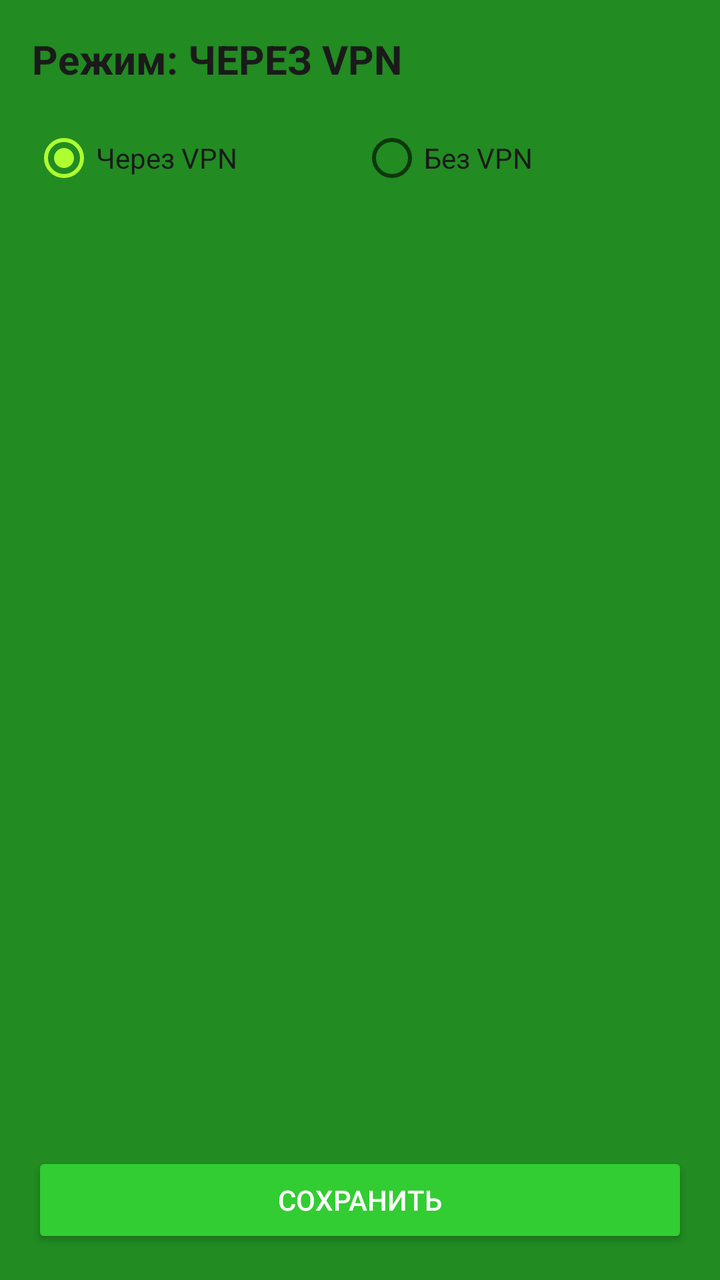
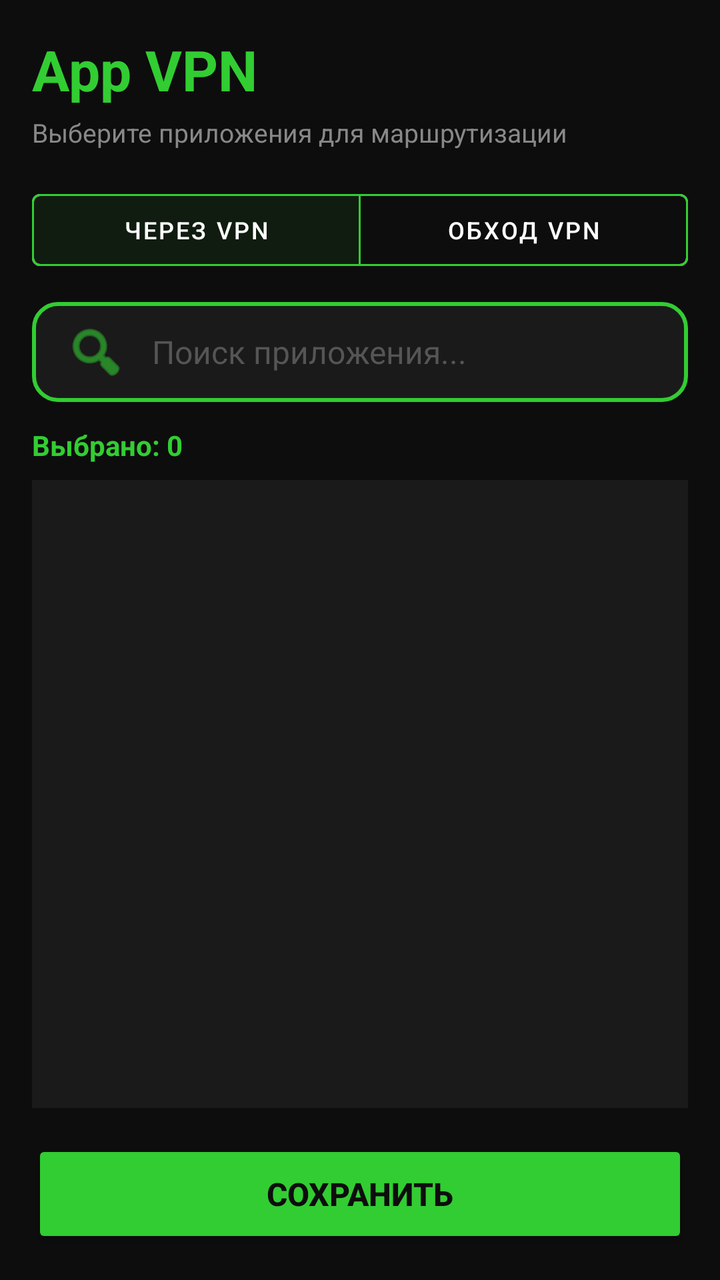

The first picture is an Android layout as it rendered before a commit; the second is the same layout after the commit. The layout source and the unified diff follow.
<!-- AndroidManifest.xml: application theme Theme.Config -->
<!-- res/layout/activity_app_vpn.xml -->
<?xml version="1.0" encoding="utf-8"?>
<LinearLayout
    xmlns:android="http://schemas.android.com/apk/res/android"
    android:layout_width="match_parent"
    android:layout_height="match_parent"
    android:orientation="vertical"
    android:padding="16dp"
    android:background="#228B22">

    <TextView
        android:id="@+id/tvMode"
        android:layout_width="wrap_content"
        android:layout_height="wrap_content"
        android:text="Режим: ЧЕРЕЗ VPN"
        android:textSize="20sp"
        android:textStyle="bold"
        android:textColor="#1a1a1a"
        android:layout_marginBottom="12dp" />

    <RadioGroup
        android:id="@+id/radioGroup"
        android:layout_width="match_parent"
        android:layout_height="wrap_content"
        android:orientation="horizontal"
        android:layout_marginBottom="12dp">

        <RadioButton
            android:id="@+id/rbVpnOn"
            android:layout_width="0dp"
            android:layout_height="wrap_content"
            android:layout_weight="1"
            android:text="Через VPN"
            android:textColor="#1a1a1a"
            android:checked="true" />

        <RadioButton
            android:id="@+id/rbVpnOff"
            android:layout_width="0dp"
            android:layout_height="wrap_content"
            android:layout_weight="1"
            android:text="Без VPN"
            android:textColor="#1a1a1a" />
    </RadioGroup>

    <ProgressBar
        android:id="@+id/progressBar"
        android:layout_width="wrap_content"
        android:layout_height="wrap_content"
        android:layout_gravity="center"
        android:visibility="gone"
        android:layout_marginBottom="12dp" />

    <androidx.recyclerview.widget.RecyclerView
        android:id="@+id/rvApps"
        android:layout_width="match_parent"
        android:layout_height="0dp"
        android:layout_weight="1"
        android:visibility="visible" />

    <Button
        android:id="@+id/btnSave"
        android:layout_width="match_parent"
        android:layout_height="wrap_content"
        android:text="СОХРАНИТЬ"
        android:textColor="#FFFFFF"
        android:backgroundTint="#32CD32"
        android:layout_marginTop="12dp" />

</LinearLayout>
<!-- resources referenced by this layout -->
<resources>
  <style name="Theme.Config" parent="Theme.MaterialComponents.DayNight.NoActionBar">
          <item name="colorPrimary">@color/green_500</item>
          <item name="colorPrimaryVariant">@color/green_700</item>
          <item name="colorOnPrimary">@color/white</item>
          <item name="colorSecondary">@color/lime_200</item>
          <item name="colorSecondaryVariant">@color/lime_500</item>
          <item name="colorOnSecondary">@color/black</item>
          <item name="android:statusBarColor">@color/green_700</item>
          <item name="android:navigationBarColor">@color/black</item>
          <item name="android:windowBackground">@color/green_700</item>
      </style>
  <color name="green_500">#FF32CD32</color>
  <color name="green_700">#FF228B22</color>
  <color name="white">#FFFFFFFF</color>
  <color name="lime_200">#FFADFF2F</color>
  <color name="lime_500">#FF7CFC00</color>
  <color name="black">#FF000000</color>
</resources>

<!-- the commit's change to res/layout/activity_app_vpn.xml (unified diff, before → after) -->
@@ -1,69 +1,123 @@
 <?xml version="1.0" encoding="utf-8"?>
 <LinearLayout
     xmlns:android="http://schemas.android.com/apk/res/android"
+    xmlns:app="http://schemas.android.com/apk/res-auto"
     android:layout_width="match_parent"
     android:layout_height="match_parent"
     android:orientation="vertical"
-    android:padding="16dp"
-    android:background="#228B22">
+    android:background="#0D0D0D">
 
-    <TextView
-        android:id="@+id/tvMode"
-        android:layout_width="wrap_content"
-        android:layout_height="wrap_content"
-        android:text="Режим: ЧЕРЕЗ VPN"
-        android:textSize="20sp"
-        android:textStyle="bold"
-        android:textColor="#1a1a1a"
-        android:layout_marginBottom="12dp" />
-
-    <RadioGroup
-        android:id="@+id/radioGroup"
+    <LinearLayout
         android:layout_width="match_parent"
         android:layout_height="wrap_content"
-        android:orientation="horizontal"
-        android:layout_marginBottom="12dp">
+        android:orientation="vertical"
+        android:padding="16dp">
 
-        <RadioButton
-            android:id="@+id/rbVpnOn"
+        <TextView
+            android:layout_width="wrap_content"
+            android:layout_height="wrap_content"
+            android:text="App VPN"
+            android:textSize="28sp"
+            android:textStyle="bold"
+            android:textColor="#32CD32" />
+
+        <TextView
+            android:layout_width="wrap_content"
+            android:layout_height="wrap_content"
+            android:text="Выберите приложения для маршрутизации"
+            android:textSize="13sp"
+            android:textColor="#888888"
+            android:layout_marginTop="4dp" />
+    </LinearLayout>
+
+    <com.google.android.material.button.MaterialButtonToggleGroup
+        android:id="@+id/toggleMode"
+        android:layout_width="match_parent"
+        android:layout_height="wrap_content"
+        android:layout_marginHorizontal="16dp"
+        android:layout_marginBottom="12dp"
+        app:singleSelection="true"
+        app:checkedButton="@id/btnModeInclude">
+
+        <com.google.android.material.button.MaterialButton
+            android:id="@+id/btnModeInclude"
+            style="@style/Widget.MaterialComponents.Button.OutlinedButton"
             android:layout_width="0dp"
             android:layout_height="wrap_content"
             android:layout_weight="1"
             android:text="Через VPN"
-            android:textColor="#1a1a1a"
-            android:checked="true" />
+            android:textSize="12sp"
+            android:textColor="#FFFFFF"
+            app:strokeColor="#32CD32" />
 
-        <RadioButton
-            android:id="@+id/rbVpnOff"
+        <com.google.android.material.button.MaterialButton
+            android:id="@+id/btnModeExclude"
+            style="@style/Widget.MaterialComponents.Button.OutlinedButton"
             android:layout_width="0dp"
             android:layout_height="wrap_content"
             android:layout_weight="1"
-            android:text="Без VPN"
-            android:textColor="#1a1a1a" />
-    </RadioGroup>
+            android:text="Обход VPN"
+            android:textSize="12sp"
+            android:textColor="#FFFFFF"
+            app:strokeColor="#32CD32" />
+    </com.google.android.material.button.MaterialButtonToggleGroup>
+
+    <EditText
+        android:id="@+id/etSearch"
+        android:layout_width="match_parent"
+        android:layout_height="50dp"
+        android:layout_marginHorizontal="16dp"
+        android:layout_marginBottom="12dp"
+        android:hint="Поиск приложения..."
+        android:textColorHint="#555555"
+        android:textColor="#FFFFFF"
+        android:background="@drawable/domain_input_bg"
+        android:paddingStart="16dp"
+        android:paddingEnd="16dp"
+        android:textSize="16sp"
+        android:singleLine="true"
+        android:drawableStart="@android:drawable/ic_menu_search"
+        android:drawableTint="#32CD32"
+        android:drawablePadding="12dp" />
+
+    <TextView
+        android:id="@+id/tvCounter"
+        android:layout_width="wrap_content"
+        android:layout_height="wrap_content"
+        android:layout_marginHorizontal="16dp"
+        android:layout_marginBottom="8dp"
+        android:text="Выбрано: 0"
+        android:textColor="#32CD32"
+        android:textSize="14sp"
+        android:textStyle="bold" />
 
     <ProgressBar
         android:id="@+id/progressBar"
         android:layout_width="wrap_content"
         android:layout_height="wrap_content"
         android:layout_gravity="center"
-        android:visibility="gone"
-        android:layout_marginBottom="12dp" />
+        android:indeterminateTint="#32CD32"
+        android:visibility="gone" />
 
     <androidx.recyclerview.widget.RecyclerView
         android:id="@+id/rvApps"
         android:layout_width="match_parent"
         android:layout_height="0dp"
         android:layout_weight="1"
-        android:visibility="visible" />
+        android:layout_marginHorizontal="16dp"
+        android:background="#1A1A1A"
+        android:padding="8dp"
+        android:clipToPadding="false" />
 
     <Button
         android:id="@+id/btnSave"
         android:layout_width="match_parent"
-        android:layout_height="wrap_content"
+        android:layout_height="54dp"
+        android:layout_margin="16dp"
         android:text="СОХРАНИТЬ"
-        android:textColor="#FFFFFF"
-        android:backgroundTint="#32CD32"
-        android:layout_marginTop="12dp" />
+        android:textColor="#0D0D0D"
+        android:textStyle="bold"
+        android:textSize="16sp"
+        android:backgroundTint="#32CD32" />
 
 </LinearLayout>
<!-- resource entries referenced after the edit -->
@@ -1,5 +1,13 @@
 <!-- resources referenced by this layout -->
 <resources>
+  <!-- drawable domain_input_bg (drawable) -->
+  <?xml version="1.0" encoding="utf-8"?>
+  <shape xmlns:android="http://schemas.android.com/apk/res/android"
+      android:shape="rectangle">
+      <solid android:color="#1A1A1A" />
+      <stroke android:width="2dp" android:color="#32CD32" />
+      <corners android:radius="12dp" />
+  </shape>
   <style name="Theme.Config" parent="Theme.MaterialComponents.DayNight.NoActionBar">
           <item name="colorPrimary">@color/green_500</item>
           <item name="colorPrimaryVariant">@color/green_700</item>
